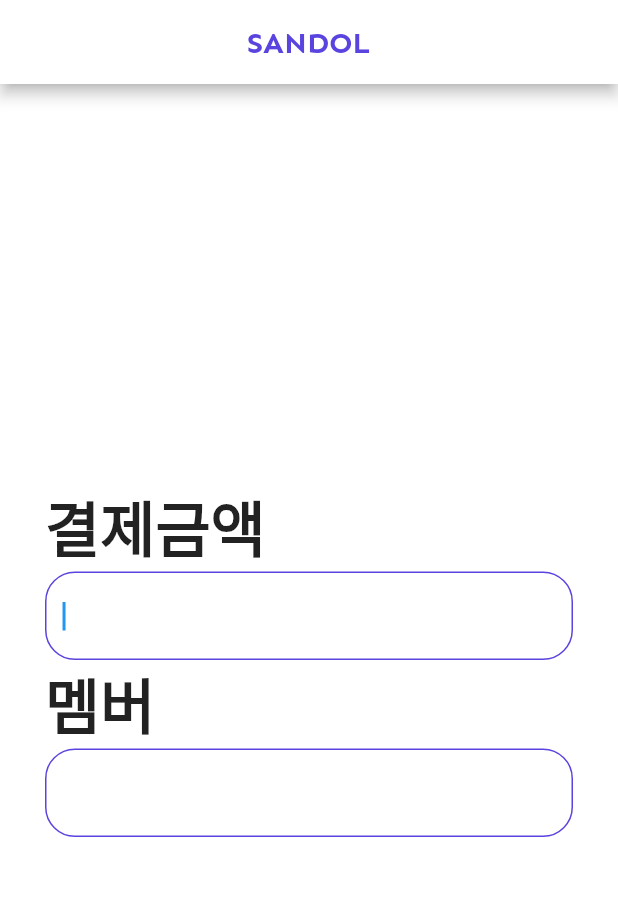
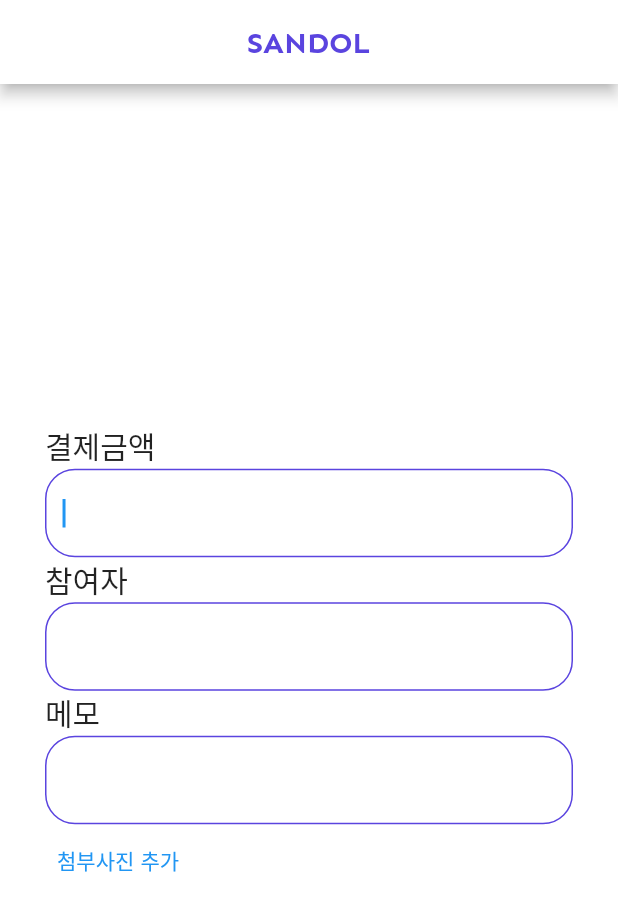
Before and after one commit to jeonghb/BudgetBuddyApp, a Flutter app: the Home screen opened directly, after a tap on "영수증 제출", on a phone screen of 412 x 824 dp. Shown: the top 911 px of the screen. Run offline on Flutter 3.47's test engine with Material 2 defaults, Android fonts, the phone set to English and light mode, and no system bars; our stand-ins replace flutter_screenutil, google_fonts.

Commit message:
- 가입유저 확인 소스 오류 수정  - 영수증 제출, 영수증 결재 화면 추가

```diff
--- a/App/lib/Bill.dart
+++ b/App/lib/BillRequest.dart
@@ -3,16 +3,16 @@ import 'package:flutter/material.dart';
 
 import 'class/BillData.dart';
 
-class Bill extends StatefulWidget {
-  const Bill({super.key});
+class BillRequest extends StatefulWidget {
+  const BillRequest({super.key});
 
   @override
-  State<Bill> createState() => _Bill();
+  State<BillRequest> createState() => _BillRequest();
 }
 
 BillData billData = BillData();
 
-class _Bill extends State<Bill> {
+class _BillRequest extends State<BillRequest> {
   @override
   Widget build(BuildContext context) {
     return GestureDetector(
@@ -38,8 +38,7 @@ class _Bill extends State<Bill> {
                 children: <Widget>[
                   Text('결제금액',
                     style: TextStyle(
-                      fontWeight: FontWeight.bold,
-                      fontSize: 40
+                      fontSize: 20
                     ),
                   ),
                   TextFormField(
@@ -69,10 +68,9 @@ class _Bill extends State<Bill> {
                     controller: billData.requestAmount,
                     textInputAction: TextInputAction.next,
                   ),
-                  Text('멤버',
+                  Text('참여자',
                     style: TextStyle(
-                      fontWeight: FontWeight.bold,
-                      fontSize: 40
+                      fontSize: 20
                     ),
                   ),
                   TextFormField(
@@ -102,6 +100,44 @@ class _Bill extends State<Bill> {
                     controller: billData.memberList,
                     textInputAction: TextInputAction.next,
                   ),
+                  Text('메모',
+                    style: TextStyle(
+                      fontSize: 20
+                    ),
+                  ),
+                  TextFormField(
+                    decoration: InputDecoration(
+                      focusedBorder: OutlineInputBorder(
+                        borderRadius: BorderRadius.all(Radius.circular(20)),
+                        borderSide: BorderSide(color: Color.fromARGB(255, 90, 68, 223))
+                      ),
+                      enabledBorder: OutlineInputBorder(
+                        borderRadius: BorderRadius.all(Radius.circular(20)),
+                        borderSide: BorderSide(color: Color.fromARGB(255, 90, 68, 223))
+                      ),
+                      errorBorder: OutlineInputBorder(
+                        borderRadius: BorderRadius.all(Radius.circular(20)),
+                        borderSide: BorderSide(color: Colors.red)
+                      ),
+                      focusedErrorBorder: OutlineInputBorder(
+                        borderRadius: BorderRadius.all(Radius.circular(20)),
+                        borderSide: BorderSide(color: Colors.red)
+                      ),
+                      filled: true,
+                      fillColor: Colors.white,
+                    ),
+                    autofocus: true,
+                    autovalidateMode: AutovalidateMode.always,
+                    keyboardType: TextInputType.name,
+                    controller: billData.memo,
+                    textInputAction: TextInputAction.next,
+                  ),
+                  TextButton(
+                    onPressed: () {
+
+                    },
+                    child: Text('첨부사진 추가')
+                  ),
                 ],
               )
             )
--- a/App/lib/Home.dart
+++ b/App/lib/Home.dart
@@ -1,7 +1,7 @@
-import 'package:flutter/cupertino.dart';
 import 'package:flutter/material.dart';
 
-import 'Bill.dart';
+import 'BillApproval.dart';
+import 'BillRequest.dart';
 
 class Home extends StatefulWidget {
   const Home({super.key});
@@ -36,9 +36,16 @@ class _Home extends State<Home> {
                 children: <Widget>[
                   TextButton(
                     onPressed: () {
-                      Navigator.push(context, MaterialPageRoute(builder: (context) => Bill()),);
+                      Navigator.push(context, MaterialPageRoute(builder: (context) => BillRequest()),);
                     },
-                    child: Text('영수증 제출'))
+                    child: Text('영수증 제출')
+                  ),
+                  TextButton(
+                    onPressed: () {
+                      Navigator.push(context, MaterialPageRoute(builder: (context) => BillApproval()),);
+                    },
+                    child: Text('영수증 결재')
+                  ),
                 ]
               )
             )
```
Also changed, not shown: App/lib/BillApproval.dart (added, +76 -0 lines), App/lib/UserRegistCheck.dart (+4 -4 lines), App/lib/BillApprovalList.dart (added).
